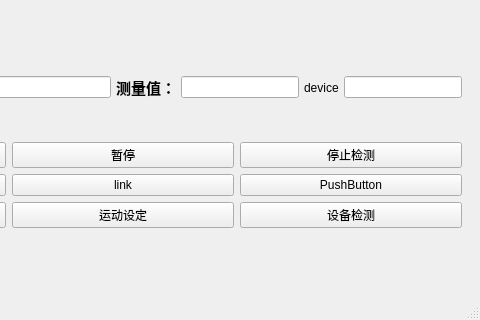
Before: the Qt Designer form LineCamera/LineCamera.ui in gzj1997/LineCamera, drawn with Qt 5; both pictures show x 237 to 717 and y 209 to 529 of the 717 by 529 pixel window.
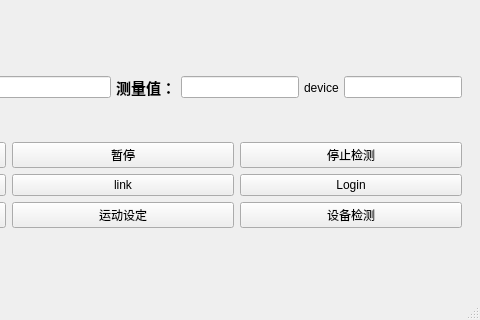
After: the same form once the commit is applied. Icons and pictures are not drawn.

```diff
--- a/LineCamera/LineCamera.ui
+++ b/LineCamera/LineCamera.ui
@@ -131,7 +131,7 @@
        <item row="1" column="2">
         <widget class="QPushButton" name="pushButton_8">
          <property name="text">
-          <string>PushButton</string>
+          <string>Login</string>
          </property>
         </widget>
        </item>
```
Left out of the diff: 17 changed lines with no effect on the pictures.
